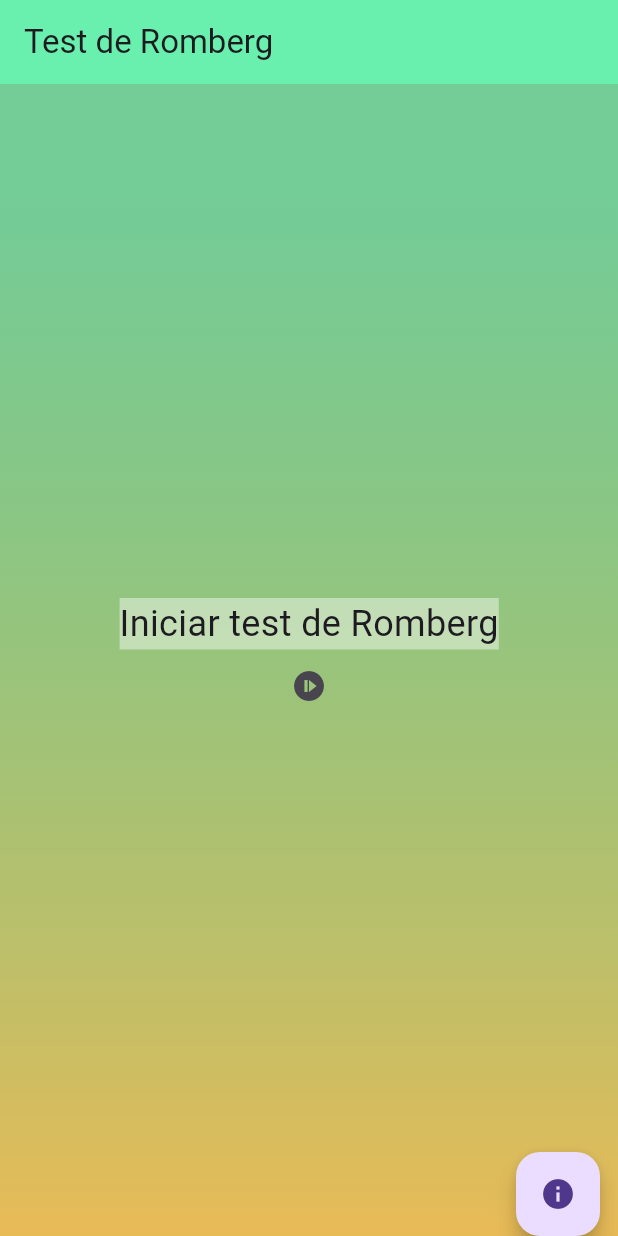
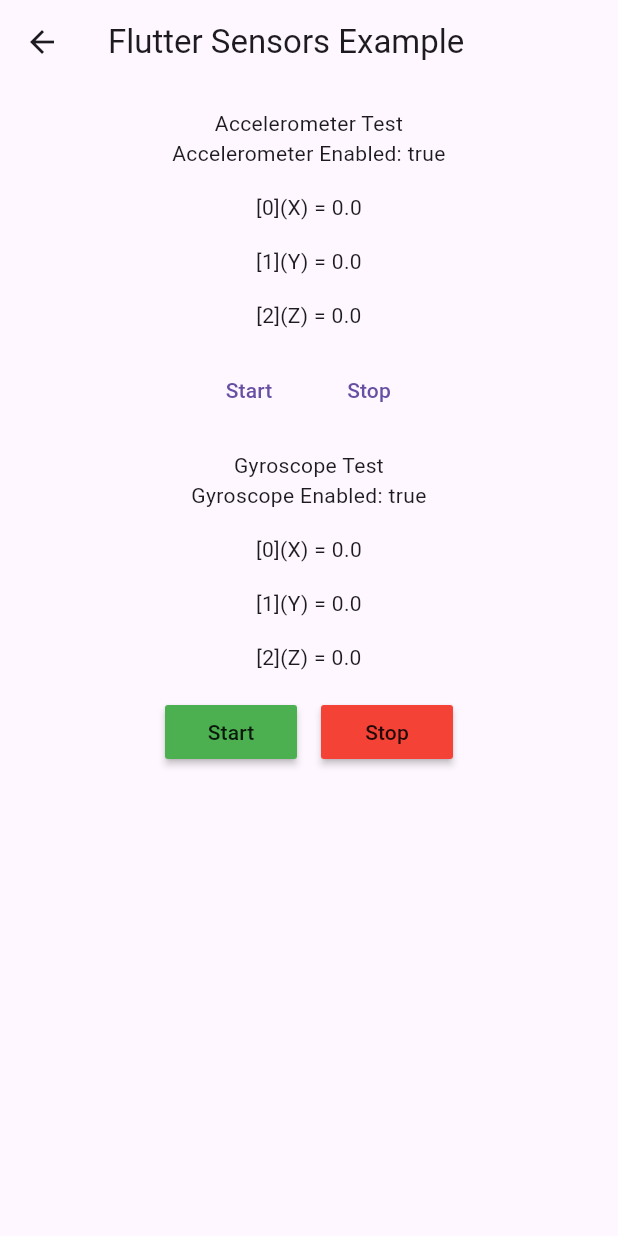
Before and after one commit to ElectroZombie/Romberg-test, a Flutter app: the screen it shows after launch, on a phone screen of 412 x 824 dp. Run offline on Flutter 3.47's test engine with Material 3 defaults, Android fonts, the phone set to English and light mode, and no system bars; our stand-ins replace carousel_slider, fl_chart, sensors, shared_preferences, sqflite_common_ffi; missing offline and left inert: flutter_sensors; accounts and stored records are empty.

Commit message:
Agregado el test de flutter_sensors. El acelerometro no tiene reaccion, pero el giroscopio funciona bien. Se debe probar el proyecto normal a ver si compila con el sensors, y si no hay que adecuarlo con la dependencia flutter_sensors

```diff
--- a/lib/frames/romberg_test.dart
+++ b/lib/frames/romberg_test.dart
@@ -7,7 +7,7 @@
 import 'package:romberg_test/models/test_done_model.dart';
 import 'package:romberg_test/models/test_model.dart';
 import 'package:romberg_test/models/value_range_model.dart';
-import 'package:flutter_sensors/flutter_sensors.dart';
+import 'package:sensors/sensors.dart';
 
 import 'package:romberg_test/utils/pdf_actions.dart';
 
--- /dev/null
+++ b/lib/frames/test.dart
@@ -0,0 +1,194 @@
+import 'dart:async';
+
+import 'package:flutter/material.dart';
+import 'package:flutter_sensors/flutter_sensors.dart';
+
+class Test extends StatefulWidget {
+  Test({Key? key}) : super(key: key);
+
+  @override
+  _testState createState() => _testState();
+}
+
+class _testState extends State<Test> {
+  bool _accelAvailable = true;
+  bool _gyroAvailable = true;
+  List<double> _accelData = List.filled(3, 0.0);
+  List<double> _gyroData = List.filled(3, 0.0);
+  StreamSubscription? _accelSubscription;
+  StreamSubscription? _gyroSubscription;
+
+  @override
+  void initState() {
+    _checkAccelerometerStatus();
+    _checkGyroscopeStatus();
+    super.initState();
+  }
+
+  @override
+  void dispose() {
+    _stopAccelerometer();
+    _stopGyroscope();
+    super.dispose();
+  }
+
+  void _checkAccelerometerStatus() async {
+    await SensorManager()
+        .isSensorAvailable(Sensors.ACCELEROMETER)
+        .then((result) {
+      setState(() {
+        _accelAvailable = result;
+      });
+    });
+  }
+
+  Future<void> _startAccelerometer() async {
+    if (_accelSubscription != null) return;
+    if (_accelAvailable) {
+      final stream = await SensorManager().sensorUpdates(
+        sensorId: Sensors.ACCELEROMETER,
+        interval: Sensors.SENSOR_DELAY_FASTEST,
+      );
+      _accelSubscription = stream.listen((sensorEvent) {
+        setState(() {
+          _accelData = sensorEvent.data;
+        });
+      });
+    }
+  }
+
+  void _stopAccelerometer() {
+    if (_accelSubscription == null) return;
+    _accelSubscription?.cancel();
+    _accelSubscription = null;
+  }
+
+  void _checkGyroscopeStatus() async {
+    await SensorManager().isSensorAvailable(Sensors.GYROSCOPE).then((result) {
+      setState(() {
+        _gyroAvailable = result;
+      });
+    });
+  }
+
+  Future<void> _startGyroscope() async {
+    if (_gyroSubscription != null) return;
+    if (_gyroAvailable) {
+      final stream =
+          await SensorManager().sensorUpdates(sensorId: Sensors.GYROSCOPE);
+      _gyroSubscription = stream.listen((sensorEvent) {
+        setState(() {
+          _gyroData = sensorEvent.data;
+        });
+      });
+    }
+  }
+
+  void _stopGyroscope() {
+    if (_gyroSubscription == null) return;
+    _gyroSubscription?.cancel();
+    _gyroSubscription = null;
+  }
+
+  @override
+  Widget build(BuildContext context) {
+    return Scaffold(
+      appBar: AppBar(
+        title: const Text('Flutter Sensors Example'),
+      ),
+      body: Container(
+        padding: EdgeInsets.all(16.0),
+        alignment: AlignmentDirectional.topCenter,
+        child: Column(
+          children: <Widget>[
+            Text(
+              "Accelerometer Test",
+              textAlign: TextAlign.center,
+            ),
+            Text(
+              "Accelerometer Enabled: $_accelAvailable",
+              textAlign: TextAlign.center,
+            ),
+            Padding(padding: EdgeInsets.only(top: 16.0)),
+            Text(
+              "[0](X) = ${_accelData[0]}",
+              textAlign: TextAlign.center,
+            ),
+            Padding(padding: EdgeInsets.only(top: 16.0)),
+            Text(
+              "[1](Y) = ${_accelData[1]}",
+              textAlign: TextAlign.center,
+            ),
+            Padding(padding: EdgeInsets.only(top: 16.0)),
+            Text(
+              "[2](Z) = ${_accelData[2]}",
+              textAlign: TextAlign.center,
+            ),
+            Padding(padding: EdgeInsets.only(top: 16.0)),
+            Row(
+              mainAxisAlignment: MainAxisAlignment.center,
+              children: <Widget>[
+                TextButton(
+                  child: Text("Start"),
+                  onPressed:
+                      _accelAvailable ? () => _startAccelerometer() : null,
+                ),
+                Padding(
+                  padding: EdgeInsets.all(8.0),
+                ),
+                TextButton(
+                  child: Text("Stop"),
+                  onPressed:
+                      _accelAvailable ? () => _stopAccelerometer() : null,
+                ),
+              ],
+            ),
+            Padding(padding: EdgeInsets.only(top: 16.0)),
+            Text(
+              "Gyroscope Test",
+              textAlign: TextAlign.center,
+            ),
+            Text(
+              "Gyroscope Enabled: $_gyroAvailable",
+              textAlign: TextAlign.center,
+            ),
+            Padding(padding: EdgeInsets.only(top: 16.0)),
+            Text(
+              "[0](X) = ${_gyroData[0]}",
+              textAlign: TextAlign.center,
+            ),
+            Padding(padding: EdgeInsets.only(top: 16.0)),
+            Text(
+              "[1](Y) = ${_gyroData[1]}",
+              textAlign: TextAlign.center,
+            ),
+            Padding(padding: EdgeInsets.only(top: 16.0)),
+            Text(
+              "[2](Z) = ${_gyroData[2]}",
+              textAlign: TextAlign.center,
+            ),
+            Padding(padding: EdgeInsets.only(top: 16.0)),
+            Row(
+              mainAxisAlignment: MainAxisAlignment.center,
+              children: <Widget>[
+                MaterialButton(
+                  child: Text("Start"),
+                  color: Colors.green,
+                  onPressed: _gyroAvailable ? () => _startGyroscope() : null,
+                ),
+                Padding(
+                  padding: EdgeInsets.all(8.0),
+                ),
+                MaterialButton(
+                  child: Text("Stop"),
+                  color: Colors.red,
+                  onPressed: _gyroAvailable ? () => _stopGyroscope() : null,
+                ),
+              ],
+            ),
+          ],
+        ),
+      ),
+    );
+  }
+}
--- a/lib/frames/user_results.dart
+++ b/lib/frames/user_results.dart
@@ -57,7 +57,7 @@
               min: 0.0,
               max: 100.0,
             ),
-            /*  Row(
+            Row(
               children: [
                 lineChartAX(valores, datos),
                 lineChartGX(valores, datos)
@@ -74,7 +74,7 @@
                 lineChartAZ(valores, datos),
                 lineChartGZ(valores, datos)
               ],
-            ), */
+            ),
             ElevatedButton(
                 onPressed: () =>
                     cleanAndContinue(idValueRange, idTestDone, context),
--- a/lib/main.dart
+++ b/lib/main.dart
@@ -6,6 +6,7 @@
 import 'package:romberg_test/frames/manage_user.dart';
 import 'package:romberg_test/frames/info.dart';
 import 'package:romberg_test/frames/main_frame.dart';
+import 'package:romberg_test/frames/test.dart';
 import 'package:romberg_test/frames/user.dart';
 import 'package:romberg_test/frames/user_data.dart';
 import 'package:romberg_test/frames/user_results.dart';
@@ -40,16 +41,17 @@
     return MaterialApp(
       debugShowCheckedModeBanner: false,
       title: "Romberg",
-      initialRoute: "/",
+      initialRoute: "/test",
       routes: {
         "/": (context) => const MainFrame(),
         "/user": (context) => User(int),
         "/manage_user": (context) => ManageUser(),
-        //  "/romberg_test": (context) => const RombergTest(UserModel),
+        "romberg_test": (context) => const RombergTest(UserModel),
         "/user_data": (context) => const UserData(UserModel),
         "/user_results": (context) => const UserResults(List<int>),
         "/info": (context) => Info(),
-        "/inf": (context) => Inf(int)
+        "/inf": (context) => Inf(int),
+        '/test': (context) => Test()
       },
     );
   }
--- a/lib/widgets/line_chart.dart
+++ b/lib/widgets/line_chart.dart
@@ -1,4 +1,4 @@
-/*import 'package:fl_chart/fl_chart.dart';
+import 'package:fl_chart/fl_chart.dart';
 import 'package:flutter/material.dart';
 import 'package:romberg_test/models/test_data_model.dart';
 import 'package:romberg_test/models/value_range_model.dart';
@@ -296,4 +296,3 @@
           List.generate(30000, (i) => FlSpot(i as double, datos.curva[i].gz))));
   return line;
 }
-*/
--- a/pubspec.yaml
+++ b/pubspec.yaml
@@ -26,7 +26,7 @@
   shared_preferences: ^2.2.2
   permission_handler: ^11.0.1
   flutter_sensors: ^1.0.1
- # sensors_plus: ^4.0.2
+  sensors: ^2.0.0
   carousel_slider: ^4.2.1
   pdf: ^3.10.7
   path_provider: ^2.1.2
```
Also changed, not shown: pubspec.lock, 2 other files.
